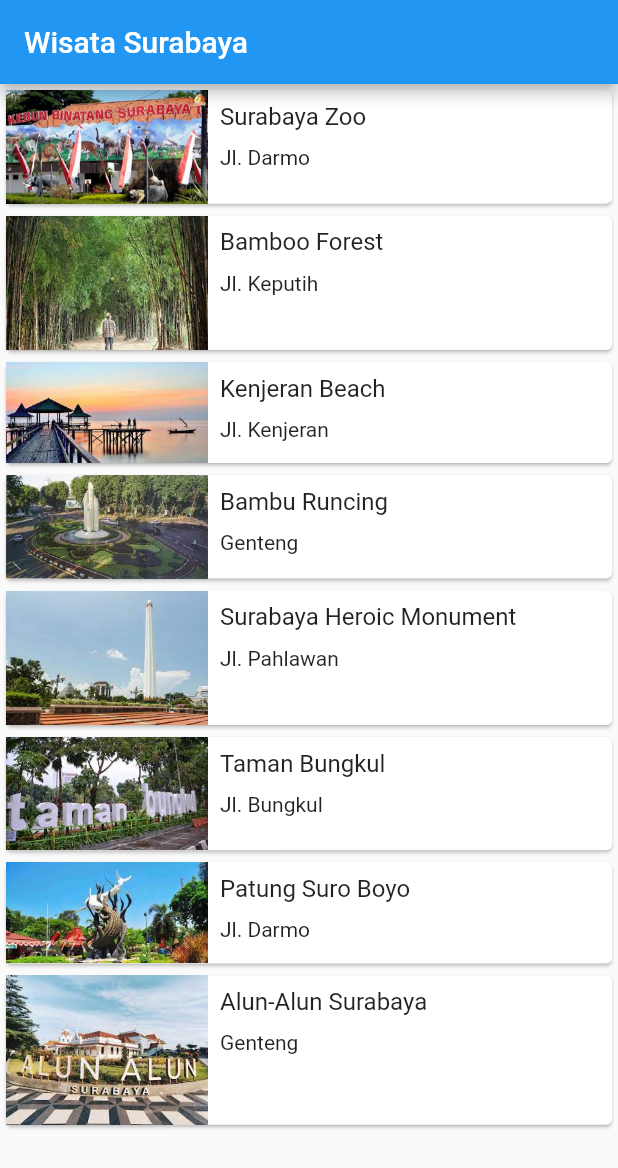
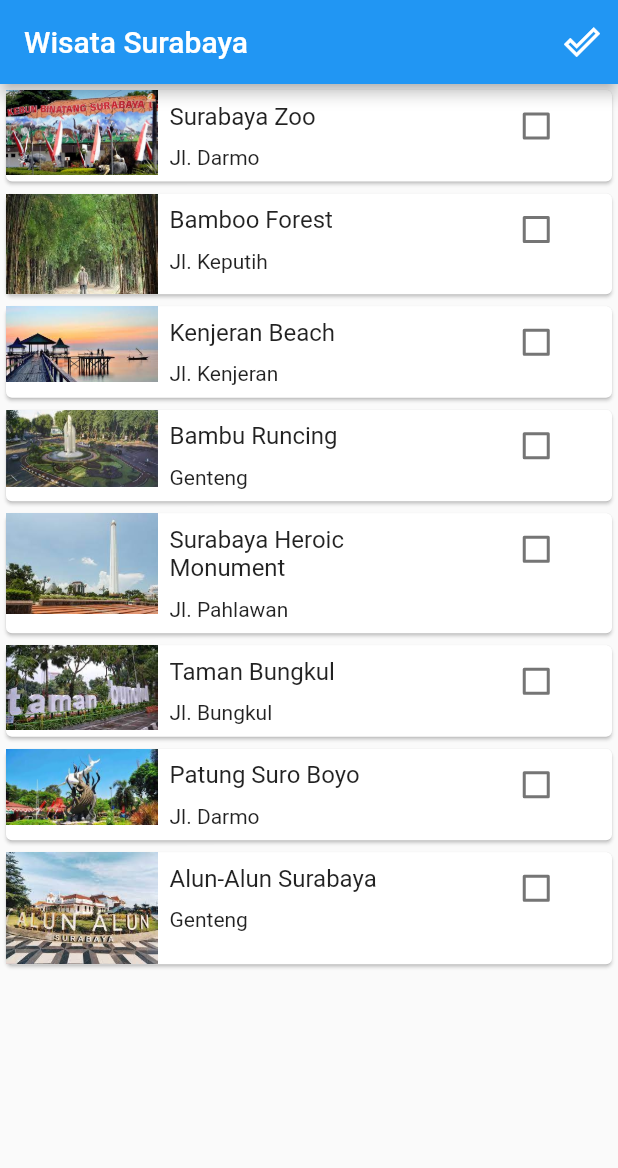
Before and after one commit to muadzfathulloh/FlutterTrainning, a Flutter app: the screen it shows after launch, on a phone screen of 412 x 824 dp. Shown: the top 1168 px of the screen. Run offline on Flutter 3.47's test engine with Material 2 defaults, Android fonts, the phone set to English and light mode, and no system bars.

```diff
--- a/lib/main.dart
+++ b/lib/main.dart
@@ -15,7 +15,7 @@ class MyApp extends StatelessWidget {
     return MaterialApp(
       title: 'Flutter Training',
       theme: ThemeData(),
-      home: const MainScreen(),
+      home: MainScreen(),
     );
   }
 }
--- a/lib/main_screen.dart
+++ b/lib/main_screen.dart
@@ -1,68 +1,40 @@
 import 'package:flutter/material.dart';
 import 'package:flutter_1/detail_screen.dart';
+import 'package:flutter_1/model/done_tourism_list.dart';
+import 'package:flutter_1/model/tourism_list.dart';
 import 'package:flutter_1/model/tourism_place.dart';
 
-class MainScreen extends StatelessWidget {
-  const MainScreen({Key? key}) : super(key: key);
+class MainScreen extends StatefulWidget {
+  MainScreen({Key? key}) : super(key: key);
+
+  @override
+  _MainScreenState createState() => _MainScreenState();
+}
+
+class _MainScreenState extends State<MainScreen> {
+  final List<TourismPlace> doneTourismPlaceList = [];
 
   @override
   Widget build(BuildContext context) {
     return Scaffold(
       appBar: AppBar(
         title: const Text('Wisata Surabaya'),
-      ),
-      body: ListView.builder(
-        itemBuilder: (context, index) {
-          final TourismPlace place = tourismPlaceList[index];
-          return InkWell(
-            onTap: () {
-              Navigator.push(context, MaterialPageRoute(builder: (context) {
-                return DetailScreen(place: place);
-              }));
+        actions: <Widget>[
+          IconButton(
+            icon: const Icon(Icons.done_outline),
+            onPressed: () {
+              Navigator.push(
+                context,
+                MaterialPageRoute(builder: (context) {
+                  return DoneTourismList(
+                      doneTourismPlaceList: doneTourismPlaceList);
+                }),
+              );
             },
-            child: listItem(place),
-          );
-        },
-        itemCount: tourismPlaceList.length,
-      ),
-    );
-  }
-
-  Widget listItem(TourismPlace place) {
-    return Card(
-      child: Row(
-        crossAxisAlignment: CrossAxisAlignment.start,
-        children: <Widget>[
-          Expanded(
-            flex: 1,
-            child: Image.asset(
-              place.imageAsset,
-              fit: BoxFit.cover,
-              width: double.infinity,
-            ),
-          ),
-          Expanded(
-            flex: 2,
-            child: Padding(
-              padding: const EdgeInsets.all(8.0),
-              child: Column(
-                crossAxisAlignment: CrossAxisAlignment.start,
-                mainAxisSize: MainAxisSize.min,
-                children: <Widget>[
-                  Text(
-                    place.name,
-                    style: const TextStyle(fontSize: 16.0),
-                  ),
-                  SizedBox(
-                    height: 10,
-                  ),
-                  Text(place.location),
-                ],
-              ),
-            ),
-          ),
+          )
         ],
       ),
+      body: TourismList(doneTourismPlaceList: doneTourismPlaceList),
     );
   }
 }
--- /dev/null
+++ b/lib/model/done_tourism_list.dart
@@ -0,0 +1,37 @@
+import 'package:flutter/material.dart';
+import 'package:flutter_1/model/tourism_place.dart';
+
+class DoneTourismList extends StatelessWidget {
+  final List<TourismPlace> doneTourismPlaceList;
+  const DoneTourismList({Key? key, required this.doneTourismPlaceList})
+      : super(key: key);
+
+  @override
+  Widget build(BuildContext context) {
+    return Scaffold(
+      appBar: AppBar(
+        title: const Text('Wisata telah dikunjungi'),
+      ),
+      body: ListView.builder(
+        itemBuilder: (context, index) {
+          final TourismPlace place = doneTourismPlaceList[index];
+          return Card(
+            color: Colors.white60,
+            child: Row(
+              crossAxisAlignment: CrossAxisAlignment.start,
+              mainAxisAlignment: MainAxisAlignment.spaceBetween,
+              children: <Widget>[
+                Text(
+                  place.name,
+                  style: const TextStyle(fontSize: 16.0),
+                ),
+                const Icon(Icons.done_outline),
+              ],
+            ),
+          );
+        },
+        itemCount: doneTourismPlaceList.length,
+      ),
+    );
+  }
+}
--- /dev/null
+++ b/lib/model/list_item.dart
@@ -0,0 +1,61 @@
+import 'package:flutter/cupertino.dart';
+import 'package:flutter/material.dart';
+import 'package:flutter_1/model/tourism_place.dart';
+
+class ListItem extends StatelessWidget {
+  final TourismPlace place;
+  final bool isDone;
+  final Function(bool? value) onCheckboxClick;
+
+  //ignore: use_key_in_widget_constructors
+  const ListItem(
+      {required this.place,
+      required this.isDone,
+      required this.onCheckboxClick});
+
+  @override
+  Widget build(BuildContext context) {
+    return Card(
+      color: isDone ? Colors.white60 : Colors.white,
+      child: Row(
+        crossAxisAlignment: CrossAxisAlignment.start,
+        children: <Widget>[
+          Expanded(
+            flex: 1,
+            child: Image.asset(
+              place.imageAsset,
+              fit: BoxFit.cover,
+              width: double.infinity,
+            ),
+          ),
+          Expanded(
+            flex: 2,
+            child: Padding(
+              padding: const EdgeInsets.all(8.0),
+              child: Column(
+                crossAxisAlignment: CrossAxisAlignment.start,
+                mainAxisSize: MainAxisSize.min,
+                children: <Widget>[
+                  Text(
+                    place.name,
+                    style: const TextStyle(fontSize: 16.0),
+                  ),
+                  SizedBox(
+                    height: 10,
+                  ),
+                  Text(place.location),
+                ],
+              ),
+            ),
+          ),
+          Expanded(
+              flex: 1,
+              child: Checkbox(
+                value: isDone,
+                onChanged: onCheckboxClick,
+              ))
+        ],
+      ),
+    );
+  }
+}
--- /dev/null
+++ b/lib/model/tourism_list.dart
@@ -0,0 +1,164 @@
+import 'package:flutter/cupertino.dart';
+import 'package:flutter/material.dart';
+import 'package:flutter_1/detail_screen.dart';
+import 'package:flutter_1/model/list_item.dart';
+import 'package:flutter_1/model/tourism_place.dart';
+
+class TourismList extends StatefulWidget {
+  final List<TourismPlace> doneTourismPlaceList;
+
+  const TourismList({Key? key, required this.doneTourismPlaceList})
+      : super(key: key);
+  @override
+  _TourismListState createState() => _TourismListState(doneTourismPlaceList);
+}
+
+class _TourismListState extends State<TourismList> {
+  final List<TourismPlace> doneTourismPlaceList;
+  final List<TourismPlace> tourismPlaceList = [
+    TourismPlace(
+        name: 'Surabaya Zoo',
+        location: 'Jl. Darmo',
+        imageAsset: 'assets/images/zoo1.jpg',
+        day: 'Everyday',
+        hour: '08.00-16.00',
+        fee: 'Rp.15.000,-',
+        desc:
+            'Kebun Binatang Surabaya (KBS)adalah salah satu kebun binatang yang populer di Indonesia dan terletak di Surabaya. KBS merupakan kebun binatang yang pernah terlengkap se-Asia Tenggara, di dalamnya terdapat lebih dari 211 spesies satwa yang berbeda yang terdiri lebih dari 2.236 binatang. Termasuk di dalamnya satwa langka Indonesia maupun dunia terdiri dari Mamalia, Aves, Reptilia, dan Pisces.',
+        galery: [
+          'assets/images/zoo2.jpg',
+          'assets/images/zoo3.jpg',
+          'assets/images/zoo4.jpg'
+        ]),
+    TourismPlace(
+        name: 'Bamboo Forest',
+        location: 'Jl. Keputih',
+        imageAsset: 'assets/images/bambu1.jpg',
+        day: 'Everyday',
+        hour: '24 Hours',
+        fee: 'Free',
+        desc:
+            'Mendengar nama “Hutan Bambu”, mungkin yang terlintas adalah hutan di pedesaan. Tapi jangan salah, di tengah kota pun dapat terwujud tempat asri seperti ini. Suasananya yang asri membuat pengunjung berbondong-bondong datang ke lokasi ini. Dan sekarang, taman rekreasi ini tengah menjadi favorit pengunjung menghabiskan waktu luang.',
+        galery: [
+          'assets/images/bambu2.jpg',
+          'assets/images/bambu3.jpg',
+          'assets/images/bambu4.jpg'
+        ]),
+    TourismPlace(
+        name: 'Kenjeran Beach',
+        location: 'Jl. Kenjeran',
+        imageAsset: 'assets/images/beach1.jpg',
+        day: 'Everyday',
+        hour: '06.00-17.00',
+        fee: 'Rp.15.000,-',
+        desc:
+            'Kamu dapat menikmati keindahan Pantai Kenjeran Surabaya dengan wisata kuliner, menikmati keindahan sunset dan sunrise, dan juga dengan berlayar menggunakan perahu. Pemandangan yang terdapat di pantai ini memang sangat menyatu dengan kondisi alam sehingga dapat membuat perasaanmu jauh lebih rileks',
+        galery: [
+          'assets/images/beach2.jpg',
+          'assets/images/beach3.jpg',
+          'assets/images/beach4.jpg'
+        ]),
+    TourismPlace(
+        name: 'Bambu Runcing',
+        location: 'Genteng',
+        imageAsset: 'assets/images/runcing1.jpg',
+        day: 'Everyday',
+        hour: '24 Hours',
+        fee: 'Free',
+        desc:
+            'Monumen bambu runcing ini berada di jantung kota Surabaya tepatnya di tengah-tengah Jalan Panglima Sudirman. disebelah timur monumen terdapat Jalan Embong Ploso dan di sebelah baratnya terdapat Jalan Embong Sawo. Akses yang mudah menjadi monumen ini ramai dikunjungi oleh masyarakat Surabaya khususnya pada akhir pekan. ',
+        galery: [
+          'assets/images/runcing2.jpg',
+          'assets/images/runcing3.jpg',
+          'assets/images/runcing4.jpg'
+        ]),
+    TourismPlace(
+        name: 'Surabaya Heroic Monument',
+        location: 'Jl. Pahlawan',
+        imageAsset: 'assets/images/heroic1.jpg',
+        day: 'Everyday',
+        hour: '08.00-16.00',
+        fee: 'Rp.2.000,-',
+        desc:
+            'Heroes Monument, also known as Heroic Monument (Indonesian:Tugu Pahlawan) is a monument in Surabaya, Indonesia. It is the main symbol of the city, dedicated to the people who died during the Battle of Surabaya on November 10, 1945. Entrance fee only Rp.2000,00/person',
+        galery: [
+          'assets/images/heroic2.jpg',
+          'assets/images/heroic3.jpg',
+          'assets/images/heroic4.jpg'
+        ]),
+    TourismPlace(
+        name: 'Taman Bungkul',
+        location: 'Jl. Bungkul',
+        imageAsset: 'assets/images/bungkul1.jpg',
+        day: 'Everyday',
+        hour: '24 Hours',
+        fee: 'Free',
+        desc:
+            'Taman bungkul mengusung konsep Ruang Terbuka Hijau yang sesungguhnya. Konsep ini tak diaplikasikan di taman-taman terkenal di kota wisata lainnya. Ribuan spesies tanaman tumbuh dengan subur di sini. Tanaman hias, tanaman bunga, dan pohon-pohon dirawat dan ditata dengan baik oleh dinas berwenang. Alhasil, taman terlihat hijau, sejuk, dan rapi.',
+        galery: [
+          'assets/images/bungkul2.jpg',
+          'assets/images/bungkul3.jpg',
+          'assets/images/bungkul4.jpg'
+        ]),
+    TourismPlace(
+        name: 'Patung Suro Boyo',
+        location: 'Jl. Darmo',
+        imageAsset: 'assets/images/patung1.jpg',
+        day: 'Everyday',
+        hour: '24 Hours',
+        fee: 'Free',
+        desc:
+            'Patung Sura Baya. Ikon kota Surabaya yang kokoh berdiri di Jl. Diponegoro, Darmo, Surabaya ini merupakan kebanggan warga setempat dan menjadi salah satu tujuan paket wisata Surabaya. Lokasinya tepat berada di depan Kebun Binatang Surabaya dan merupakan salah satu spot foto favorit wisatawan yang berkunjung di kota ini.',
+        galery: [
+          'assets/images/patung2.jpg',
+          'assets/images/patung3.jpg',
+          'assets/images/patung4.jpg'
+        ]),
+    TourismPlace(
+        name: 'Alun-Alun Surabaya',
+        location: 'Genteng',
+        imageAsset: 'assets/images/alun.jpg',
+        day: 'Everyday',
+        hour: '09.00-21.00',
+        fee: 'Free',
+        desc:
+            'Alun Alun Bawah Tanah Surabaya terdiri dari 2 bagian. Pertama ruangan Galeri Seni yang memajang banyak foto karya seni. Sedangkan bagian kedua adalah area untuk bermain skate board. Pada area skate board ini terdapat skylight kaca yang memancarkan sinar matahari dari luar.',
+        galery: [
+          'assets/images/alun2.jpg',
+          'assets/images/alun3.jpg',
+          'assets/images/alun4.jpg'
+        ]),
+  ];
+
+  _TourismListState(this.doneTourismPlaceList);
+
+  @override
+  Widget build(BuildContext context) {
+    return ListView.builder(
+      itemBuilder: (context, index) {
+        final TourismPlace place = tourismPlaceList[index];
+        return InkWell(
+          onTap: () {
+            Navigator.push(context, MaterialPageRoute(builder: (context) {
+              return DetailScreen(place: place);
+            }));
+          },
+          child: ListItem(
+            place: place,
+            isDone: doneTourismPlaceList.contains(place),
+            onCheckboxClick: (bool? value) {
+              setState(() {
+                if (value != null) {
+                  value
+                      ? doneTourismPlaceList.add(place)
+                      : doneTourismPlaceList.remove(place);
+                }
+              });
+            },
+          ),
+        );
+      },
+      itemCount: tourismPlaceList.length,
+    );
+  }
+}
--- a/lib/model/tourism_place.dart
+++ b/lib/model/tourism_place.dart
@@ -7,7 +7,6 @@ class TourismPlace {
   String fee;
   String desc;
   List<String> galery;
-  //String galery[];
 
   TourismPlace({
     required this.name,
@@ -20,118 +19,3 @@ class TourismPlace {
     required this.galery,
   });
 }
-
-var tourismPlaceList = [
-  TourismPlace(
-      name: 'Surabaya Zoo',
-      location: 'Jl. Darmo',
-      imageAsset: 'assets/images/zoo1.jpg',
-      day: 'Everyday',
-      hour: '08.00-16.00',
-      fee: 'Rp.15.000,-',
-      desc:
-          'Kebun Binatang Surabaya (KBS)adalah salah satu kebun binatang yang populer di Indonesia dan terletak di Surabaya. KBS merupakan kebun binatang yang pernah terlengkap se-Asia Tenggara, di dalamnya terdapat lebih dari 211 spesies satwa yang berbeda yang terdiri lebih dari 2.236 binatang. Termasuk di dalamnya satwa langka Indonesia maupun dunia terdiri dari Mamalia, Aves, Reptilia, dan Pisces.',
-      galery: [
-        'assets/images/zoo2.jpg',
-        'assets/images/zoo3.jpg',
-        'assets/images/zoo4.jpg'
-      ]),
-  TourismPlace(
-      name: 'Bamboo Forest',
-      location: 'Jl. Keputih',
-      imageAsset: 'assets/images/bambu1.jpg',
-      day: 'Everyday',
-      hour: '24 Hours',
-      fee: 'Free',
-      desc:
-          'Mendengar nama “Hutan Bambu”, mungkin yang terlintas adalah hutan di pedesaan. Tapi jangan salah, di tengah kota pun dapat terwujud tempat asri seperti ini. Suasananya yang asri membuat pengunjung berbondong-bondong datang ke lokasi ini. Dan sekarang, taman rekreasi ini tengah menjadi favorit pengunjung menghabiskan waktu luang.',
-      galery: [
-        'assets/images/bambu2.jpg',
-        'assets/images/bambu3.jpg',
-        'assets/images/bambu4.jpg'
-      ]),
-  TourismPlace(
-      name: 'Kenjeran Beach',
-      location: 'Jl. Kenjeran',
-      imageAsset: 'assets/images/beach1.jpg',
-      day: 'Everyday',
-      hour: '06.00-17.00',
-      fee: 'Rp.15.000,-',
-      desc:
-          'Kamu dapat menikmati keindahan Pantai Kenjeran Surabaya dengan wisata kuliner, menikmati keindahan sunset dan sunrise, dan juga dengan berlayar menggunakan perahu. Pemandangan yang terdapat di pantai ini memang sangat menyatu dengan kondisi alam sehingga dapat membuat perasaanmu jauh lebih rileks',
-      galery: [
-        'assets/images/beach2.jpg',
-        'assets/images/beach3.jpg',
-        'assets/images/beach4.jpg'
-      ]),
-  TourismPlace(
-      name: 'Bambu Runcing',
-      location: 'Genteng',
-      imageAsset: 'assets/images/runcing1.jpg',
-      day: 'Everyday',
-      hour: '24 Hours',
-      fee: 'Free',
-      desc:
-          'Monumen bambu runcing ini berada di jantung kota Surabaya tepatnya di tengah-tengah Jalan Panglima Sudirman. disebelah timur monumen terdapat Jalan Embong Ploso dan di sebelah baratnya terdapat Jalan Embong Sawo. Akses yang mudah menjadi monumen ini ramai dikunjungi oleh masyarakat Surabaya khususnya pada akhir pekan. ',
-      galery: [
-        'assets/images/runcing2.jpg',
-        'assets/images/runcing3.jpg',
-        'assets/images/runcing4.jpg'
-      ]),
-  TourismPlace(
-      name: 'Surabaya Heroic Monument',
-      location: 'Jl. Pahlawan',
-      imageAsset: 'assets/images/heroic1.jpg',
-      day: 'Everyday',
-      hour: '08.00-16.00',
-      fee: 'Rp.2.000,-',
-      desc:
-          'Heroes Monument, also known as Heroic Monument (Indonesian:Tugu Pahlawan) is a monument in Surabaya, Indonesia. It is the main symbol of the city, dedicated to the people who died during the Battle of Surabaya on November 10, 1945. Entrance fee only Rp.2000,00/person',
-      galery: [
-        'assets/images/heroic2.jpg',
-        'assets/images/heroic3.jpg',
-        'assets/images/heroic4.jpg'
-      ]),
-  TourismPlace(
-      name: 'Taman Bungkul',
-      location: 'Jl. Bungkul',
-      imageAsset: 'assets/images/bungkul1.jpg',
-      day: 'Everyday',
-      hour: '24 Hours',
-      fee: 'Free',
-      desc:
-          'Taman bungkul mengusung konsep Ruang Terbuka Hijau yang sesungguhnya. Konsep ini tak diaplikasikan di taman-taman terkenal di kota wisata lainnya. Ribuan spesies tanaman tumbuh dengan subur di sini. Tanaman hias, tanaman bunga, dan pohon-pohon dirawat dan ditata dengan baik oleh dinas berwenang. Alhasil, taman terlihat hijau, sejuk, dan rapi.',
-      galery: [
-        'assets/images/bungkul2.jpg',
-        'assets/images/bungkul3.jpg',
-        'assets/images/bungkul4.jpg'
-      ]),
-  TourismPlace(
-      name: 'Patung Suro Boyo',
-      location: 'Jl. Darmo',
-      imageAsset: 'assets/images/patung1.jpg',
-      day: 'Everyday',
-      hour: '24 Hours',
-      fee: 'Free',
-      desc:
-          'Patung Sura Baya. Ikon kota Surabaya yang kokoh berdiri di Jl. Diponegoro, Darmo, Surabaya ini merupakan kebanggan warga setempat dan menjadi salah satu tujuan paket wisata Surabaya. Lokasinya tepat berada di depan Kebun Binatang Surabaya dan merupakan salah satu spot foto favorit wisatawan yang berkunjung di kota ini.',
-      galery: [
-        'assets/images/patung2.jpg',
-        'assets/images/patung3.jpg',
-        'assets/images/patung4.jpg'
-      ]),
-  TourismPlace(
-      name: 'Alun-Alun Surabaya',
-      location: 'Genteng',
-      imageAsset: 'assets/images/alun.jpg',
-      day: 'Everyday',
-      hour: '09.00-21.00',
-      fee: 'Free',
-      desc:
-          'Alun Alun Bawah Tanah Surabaya terdiri dari 2 bagian. Pertama ruangan Galeri Seni yang memajang banyak foto karya seni. Sedangkan bagian kedua adalah area untuk bermain skate board. Pada area skate board ini terdapat skylight kaca yang memancarkan sinar matahari dari luar.',
-      galery: [
-        'assets/images/alun2.jpg',
-        'assets/images/alun3.jpg',
-        'assets/images/alun4.jpg'
-      ]),
-];
```
